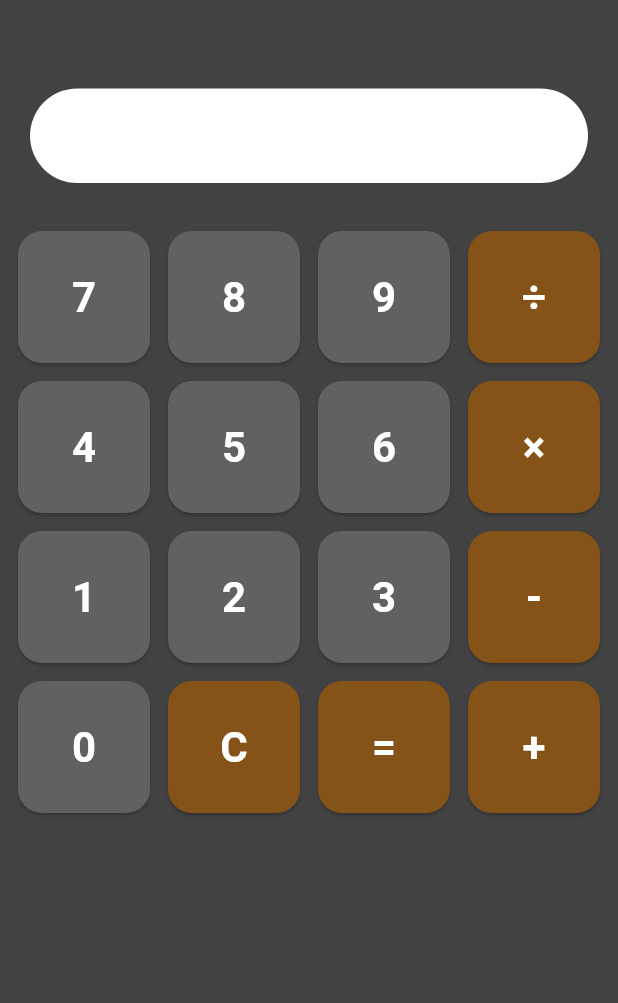
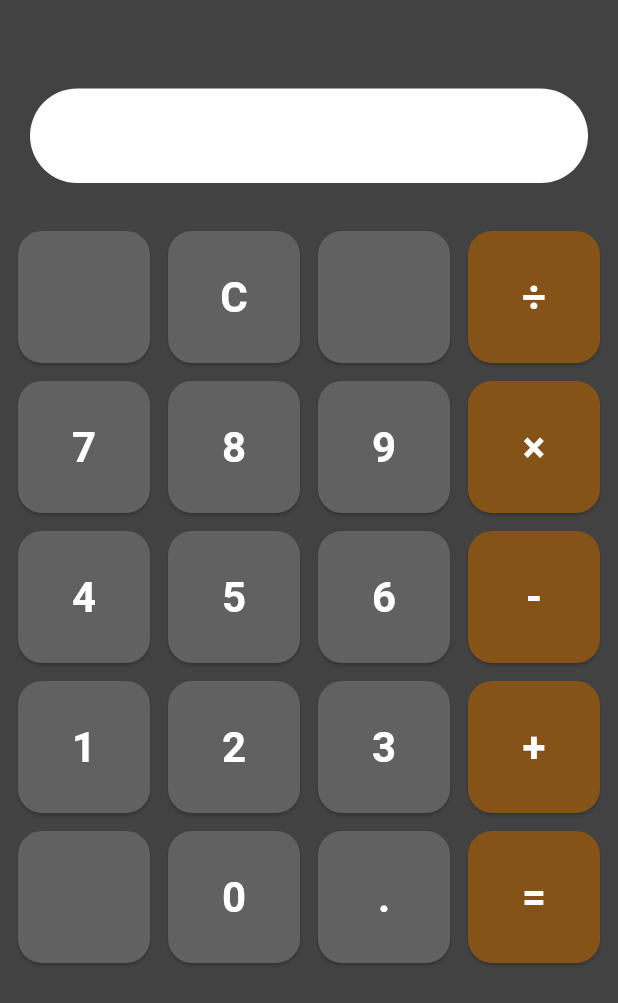
Before and after one commit to joba/flutterCalculator, a Flutter app: the screen it shows after launch, on a phone screen of 412 x 824 dp. Shown: the top 1003 px of the screen. Run offline on Flutter 3.47's test engine with Material 3 defaults, Android fonts, the phone set to English and light mode, and no system bars; our stand-ins replace math_expressions.

Commit message:
add layout utils, add breakpoint and helper functions

```diff
--- /dev/null
+++ b/lib/utils/layout_utils.dart
@@ -0,0 +1,60 @@
+const breakpoint = 450;
+
+final List<String> buttons = [
+  '',
+  'C',
+  '',
+  '÷',
+  '7',
+  '8',
+  '9',
+  '×',
+  '4',
+  '5',
+  '6',
+  '-',
+  '1',
+  '2',
+  '3',
+  '+',
+  '',
+  '0',
+  '.',
+  '=',
+];
+final List<String> buttonsWiderScreen = [
+  '7',
+  '8',
+  '9',
+  '',
+  '÷',
+  '4',
+  '5',
+  '6',
+  'C',
+  '×',
+  '1',
+  '2',
+  '3',
+  '',
+  '-',
+  '',
+  '0',
+  '.',
+  '=',
+  '+',
+];
+
+// Calculate columns based on available width
+// Use 4 columns for narrow screens, 5 for wider screens
+int getCrossAxisCount(double width) {
+  return width > breakpoint ? 5 : 4;
+}
+
+List<String> getButtons(double width) {
+  return width > breakpoint ? buttonsWiderScreen : buttons;
+}
+
+double getButtonAspectRatio(double width) {
+  return width > breakpoint ? 2 : 1;
+}
--- a/lib/widgets/numpad_widget.dart
+++ b/lib/widgets/numpad_widget.dart
@@ -1,4 +1,5 @@
 import 'package:flutter/material.dart';
+import 'package:flutter_calculator/utils/layout_utils.dart';
 
 class NumPadWidget extends StatelessWidget {
   final Function(String) onButtonPressed;
@@ -7,37 +8,30 @@ class NumPadWidget extends StatelessWidget {
 
   @override
   Widget build(BuildContext context) {
-    final buttons = [
-      '7',
-      '8',
-      '9',
-      '÷',
-      '4',
-      '5',
-      '6',
-      '×',
-      '1',
-      '2',
-      '3',
-      '-',
-      '0',
-      'C',
-      '=',
-      '+',
-    ];
+    return Expanded(
+      child: ConstrainedBox(
+        constraints: BoxConstraints(maxWidth: 600),
+        child: LayoutBuilder(
+          builder: (context, constraints) {
+            final crossAxisCount = getCrossAxisCount(constraints.maxWidth);
+            final buttons = getButtons(constraints.maxWidth);
+            final buttonAspectRatio = getButtonAspectRatio(
+              constraints.maxWidth,
+            );
 
-    return Expanded(
-      child: GridView.builder(
+            return GridView.builder(
               padding: EdgeInsets.all(12),
               gridDelegate: SliverGridDelegateWithFixedCrossAxisCount(
-          crossAxisCount: 4,
+                crossAxisCount: crossAxisCount,
                 mainAxisSpacing: 12,
                 crossAxisSpacing: 12,
+                childAspectRatio:
+                    buttonAspectRatio, // Makes buttons slightly wider than tall
               ),
               itemCount: buttons.length,
               itemBuilder: (context, index) {
                 final value = buttons[index];
-          final isOperator = ['+', '-', '×', '÷', '=', 'C'].contains(value);
+                final isOperator = ['+', '-', '×', '÷', '='].contains(value);
 
                 return ElevatedButton(
                   style: ElevatedButton.styleFrom(
@@ -59,6 +53,9 @@ class NumPadWidget extends StatelessWidget {
                   ),
                 );
               },
+            );
+          },
+        ),
       ),
     );
   }
```
Lines whose indentation alone changed are shown as unchanged.
